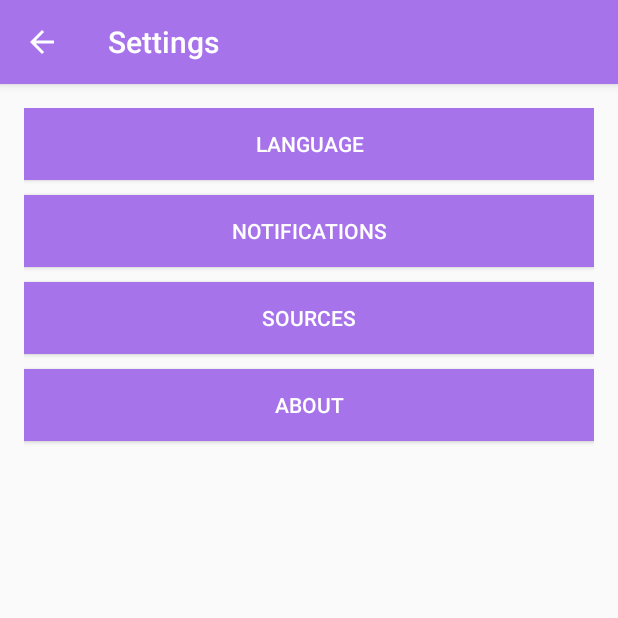
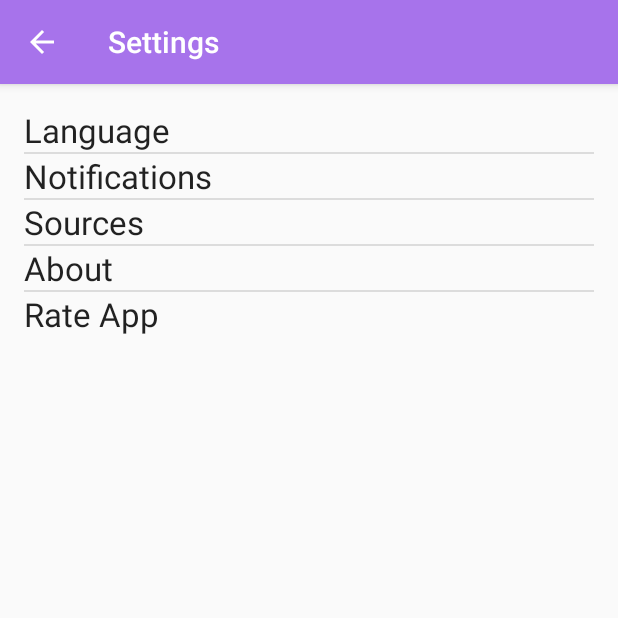
Before and after one commit to BakkerTom/happy-news, an Android app: the SettingsActivity screen opened directly, with no data from a screen before it, on a phone screen of 412 x 824 dp, the top half of it. Run offline under Robolectric (Android 15) with nearby library versions, the phone set to English and light mode, and no system bars.

Commit message:
refactored settings buttons to a listview layout, fixed some names in strings.xml

```diff
--- a/android/src/main/java/nl/fhict/happynews/android/activity/AboutActivity.java
+++ b/android/src/main/java/nl/fhict/happynews/android/activity/AboutActivity.java
@@ -13,7 +13,7 @@ public class AboutActivity extends AppCompatActivity {
         super.onCreate(savedInstanceState);
         setContentView(R.layout.activity_about);
         getSupportActionBar().setDisplayHomeAsUpEnabled(true);
-        setTitle(R.string.settings_about_title);
+        setTitle(R.string.title_settings_about);
     }
 
     /**
--- a/android/src/main/java/nl/fhict/happynews/android/activity/LanguageSettingsActivity.java
+++ b/android/src/main/java/nl/fhict/happynews/android/activity/LanguageSettingsActivity.java
@@ -15,7 +15,7 @@ public class LanguageSettingsActivity extends AppCompatActivity {
         super.onCreate(savedInstanceState);
         setContentView(R.layout.activity_language_settings);
         getSupportActionBar().setDisplayHomeAsUpEnabled(true);
-        setTitle(R.string.settings_language_title);
+        setTitle(R.string.title_settings_language);
 
         SharedPreferences preferences = getApplicationContext().getSharedPreferences(
             getString(R.string.preference_file_key), Context.MODE_PRIVATE);
--- a/android/src/main/java/nl/fhict/happynews/android/activity/NotificationSettingsActivity.java
+++ b/android/src/main/java/nl/fhict/happynews/android/activity/NotificationSettingsActivity.java
@@ -15,7 +15,7 @@ public class NotificationSettingsActivity extends AppCompatActivity {
         super.onCreate(savedInstanceState);
         setContentView(R.layout.activity_notification_settings);
         getSupportActionBar().setDisplayHomeAsUpEnabled(true);
-        setTitle(R.string.settings_notification_title);
+        setTitle(R.string.title_settings_notification);
 
         SharedPreferences preferences = getApplicationContext().getSharedPreferences(
             getString(R.string.preference_file_key), Context.MODE_PRIVATE);
--- a/android/src/main/java/nl/fhict/happynews/android/activity/SettingsActivity.java
+++ b/android/src/main/java/nl/fhict/happynews/android/activity/SettingsActivity.java
@@ -1,66 +1,88 @@
 package nl.fhict.happynews.android.activity;
 
-import android.content.Context;
 import android.content.Intent;
-import android.content.SharedPreferences;
+import android.net.Uri;
 import android.os.Bundle;
 import android.support.v7.app.AppCompatActivity;
 import android.view.MenuItem;
 import android.view.View;
-import android.widget.Button;
+import android.widget.AdapterView;
+import android.widget.ListView;
 import nl.fhict.happynews.android.R;
+import nl.fhict.happynews.android.adapter.SettingsAdapter;
+
+import java.util.ArrayList;
 
 public class SettingsActivity extends AppCompatActivity {
 
-    private Button languageButton;
-    private Button notificationsButton;
-    private Button sourcesButton;
-    private Button aboutButton;
+    private ListView settingsList;
+    final ArrayList<String> settings = new ArrayList<String>();
+
 
     @Override
     protected void onCreate(Bundle savedInstanceState) {
         super.onCreate(savedInstanceState);
         setContentView(R.layout.activity_settings);
-        setTitle(R.string.settings_title);
+        setTitle(R.string.title_settings);
         getSupportActionBar().setDisplayHomeAsUpEnabled(true);
 
-        languageButton = (Button) findViewById(R.id.btn_settings_language);
-        notificationsButton = (Button) findViewById(R.id.btn_settings_notifications);
-        sourcesButton = (Button) findViewById(R.id.btn_settings_sources);
-        aboutButton = (Button) findViewById(R.id.btn_settings_about);
+        settings.add("Language");
+        settings.add("Notifications");
+        settings.add("Sources");
+        settings.add("About");
+        settings.add("Rate App");
 
-        languageButton.setOnClickListener(new View.OnClickListener() {
+        settingsList = (ListView) findViewById(R.id.settingsListView);
+        SettingsAdapter settingsAdapter = new SettingsAdapter(this, R.layout.activity_settings, settings);
+        settingsList.setAdapter(settingsAdapter);
+
+        settingsList.setOnItemClickListener(new AdapterView.OnItemClickListener() {
             @Override
-            public void onClick(View v) {
-                Intent languageSettingsIntent = new Intent(getApplicationContext(), LanguageSettingsActivity.class);
-                startActivityForResult(languageSettingsIntent, 0);
+            public void onItemClick(AdapterView<?> parent, View view, int position, long id) {
+                String chosenSetting = settings.get(position);
+
+                switch (chosenSetting) {
+                    case "Language":
+                        Intent languageSettingsIntent = new Intent(getApplicationContext(),
+                            LanguageSettingsActivity.class);
+                        startActivityForResult(languageSettingsIntent, 0);
+                        break;
+                    case "Notifications":
+                        Intent notificationSettingsIntent = new Intent(getApplicationContext(),
+                            NotificationSettingsActivity.class);
+                        startActivityForResult(notificationSettingsIntent, 0);
+                        break;
+                    case "Sources":
+                        Intent sourcesSettingsIntent = new Intent(getApplicationContext(),
+                            SourcesSettingsActivity.class);
+                        startActivityForResult(sourcesSettingsIntent, 0);
+                        break;
+                    case "About":
+                        Intent aboutActivityIntent = new Intent(getApplicationContext(), AboutActivity.class);
+                        startActivityForResult(aboutActivityIntent, 0);
+                        break;
+                    case "Rate App":
+                        openAppInAppStore();
+                        break;
+                    default:
+                        break;
+                }
+
             }
         });
+    }
 
-        notificationsButton.setOnClickListener(new View.OnClickListener() {
-            @Override
-            public void onClick(View v) {
-                Intent notificationSettingsIntent = new Intent(getApplicationContext(),
-                    NotificationSettingsActivity.class);
-                startActivityForResult(notificationSettingsIntent, 0);
-            }
-        });
-
-        sourcesButton.setOnClickListener(new View.OnClickListener() {
-            @Override
-            public void onClick(View v) {
-                Intent sourcesSettingsIntent = new Intent(getApplicationContext(), SourcesSettingsActivity.class);
-                startActivityForResult(sourcesSettingsIntent, 0);
-            }
-        });
-
-        aboutButton.setOnClickListener(new View.OnClickListener() {
-            @Override
-            public void onClick(View v) {
-                Intent aboutActivityIntent = new Intent(getApplicationContext(), AboutActivity.class);
-                startActivityForResult(aboutActivityIntent, 0);
-            }
-        });
+    /**
+     * Opens the app in the app store.
+     */
+    private void openAppInAppStore() {
+        final String appPackageName = getPackageName();
+        try {
+            startActivity(new Intent(Intent.ACTION_VIEW, Uri.parse("market://details?id=" + appPackageName)));
+        } catch (android.content.ActivityNotFoundException anfe) {
+            startActivity(new Intent(Intent.ACTION_VIEW,
+                Uri.parse("https://play.google.com/store/apps/details?id=" + appPackageName)));
+        }
     }
 
     /**
--- a/android/src/main/java/nl/fhict/happynews/android/activity/SourcesSettingsActivity.java
+++ b/android/src/main/java/nl/fhict/happynews/android/activity/SourcesSettingsActivity.java
@@ -21,7 +21,7 @@ public class SourcesSettingsActivity extends AppCompatActivity {
         super.onCreate(savedInstanceState);
         setContentView(R.layout.activity_sources_settings);
         getSupportActionBar().setDisplayHomeAsUpEnabled(true);
-        setTitle(R.string.settings_sources_title);
+        setTitle(R.string.title_settings_sources);
 
         twitterSwitch = (Switch) findViewById(R.id.switch_twitter);
         articleSwitch = (Switch) findViewById(R.id.switch_articles);
@@ -30,8 +30,8 @@ public class SourcesSettingsActivity extends AppCompatActivity {
         SharedPreferences preferences = getApplicationContext().getSharedPreferences(
             getString(R.string.preference_file_key), Context.MODE_PRIVATE);
 
-        twitterSwitch.setChecked(preferences.getBoolean("twitter_enabled", true));
-        articleSwitch.setChecked(preferences.getBoolean("articles_enabled", true));
+        twitterSwitch.setChecked(preferences.getBoolean(getString(R.string.preference_quotes_enabled), true));
+        articleSwitch.setChecked(preferences.getBoolean(getString(R.string.preference_quotes_enabled), true));
         quotesSwitch.setChecked(preferences.getBoolean("quotes_enabled", true));
 
         final SharedPreferences.Editor editor = preferences.edit();
--- /dev/null
+++ b/android/src/main/java/nl/fhict/happynews/android/adapter/SettingsAdapter.java
@@ -0,0 +1,48 @@
+package nl.fhict.happynews.android.adapter;
+
+import android.content.Context;
+import android.support.annotation.LayoutRes;
+import android.view.LayoutInflater;
+import android.view.View;
+import android.view.ViewGroup;
+import android.widget.ArrayAdapter;
+import android.widget.TextView;
+import nl.fhict.happynews.android.R;
+
+import java.util.ArrayList;
+
+
+/**
+ * Created by Sander on 03/05/2017.
+ */
+public class SettingsAdapter extends ArrayAdapter<String> {
+
+    private final Context context;
+    private ArrayList<String> settings;
+
+    /**
+     * constructor for settingsAdapter, requires list of settings.
+     * @param context app context
+     * @param resource xml page
+     * @param settings names of the settings
+     */
+    public SettingsAdapter(Context context, @LayoutRes int resource, ArrayList<String> settings) {
+        super(context, resource);
+        this.settings = settings;
+        this.context = context;
+    }
+
+    @Override
+    public View getView(int position, View convertView, ViewGroup parent) {
+        LayoutInflater inflater = (LayoutInflater) context.getSystemService(Context.LAYOUT_INFLATER_SERVICE);
+        View rowView = inflater.inflate(R.layout.list_item_setting, null, true);
+        TextView settingText = (TextView) rowView.findViewById(R.id.settingsTextView);
+        settingText.setText(settings.get(position));
+        return rowView;
+    }
+
+    @Override
+    public int getCount() {
+        return settings.size();
+    }
+}
--- a/android/src/main/res/layout/activity_settings.xml
+++ b/android/src/main/res/layout/activity_settings.xml
@@ -10,52 +10,11 @@
     android:paddingTop="@dimen/activity_vertical_margin"
     tools:context="nl.fhict.happynews.android.activity.SettingsActivity">
 
-    <Button
+    <ListView
         android:layout_width="wrap_content"
         android:layout_height="wrap_content"
-        android:text="Language"
-        android:textColor="@color/colorWhiteText"
-        android:id="@+id/btn_settings_language"
-        android:background="@color/colorPrimary"
-        android:layout_marginBottom="10dp"
+        android:id="@+id/settingsListView"
         android:layout_alignParentTop="true"
-        android:layout_alignParentStart="true"
-        android:layout_alignParentEnd="true"/>
-
-    <Button
-        android:layout_width="wrap_content"
-        android:layout_height="wrap_content"
-        android:text="Notifications"
-        android:textColor="@color/colorWhiteText"
-        android:id="@+id/btn_settings_notifications"
-        android:background="@color/colorPrimary"
-        android:layout_marginBottom="10dp"
-        android:layout_below="@+id/btn_settings_language"
-        android:layout_alignParentStart="true"
-        android:layout_alignEnd="@+id/btn_settings_language"/>
-
-    <Button
-        android:layout_width="wrap_content"
-        android:layout_height="wrap_content"
-        android:text="Sources"
-        android:id="@+id/btn_settings_sources"
-        android:layout_marginBottom="10dp"
-        android:background="@color/colorPrimary"
-        android:textColor="@color/colorWhiteText"
-        android:layout_below="@+id/btn_settings_notifications"
-        android:layout_alignParentStart="true"
-        android:layout_alignEnd="@+id/btn_settings_notifications"/>
-
-    <Button
-        android:layout_width="wrap_content"
-        android:layout_height="wrap_content"
-        android:text="About"
-        android:id="@+id/btn_settings_about"
-        android:background="@color/colorPrimary"
-        android:textColor="@color/colorWhiteText"
-        android:layout_marginBottom="10dp"
-        android:layout_below="@+id/btn_settings_sources"
-        android:layout_alignParentStart="true"
-        android:layout_alignEnd="@+id/btn_settings_sources"/>
+        android:layout_alignParentStart="true"/>
 
 </RelativeLayout>
--- /dev/null
+++ b/android/src/main/res/layout/list_item_setting.xml
@@ -0,0 +1,15 @@
+<?xml version="1.0" encoding="utf-8"?>
+<RelativeLayout xmlns:android="http://schemas.android.com/apk/res/android"
+              android:orientation="vertical"
+              android:layout_width="match_parent"
+              android:layout_height="match_parent">s
+
+    <TextView
+        android:layout_width="wrap_content"
+        android:layout_height="wrap_content"
+        android:textAppearance="?android:attr/textAppearanceLarge"
+        android:text="Large Text"
+        android:id="@+id/settingsTextView"
+        android:layout_alignParentTop="true"
+        android:layout_alignParentStart="true"/>
+</RelativeLayout>
```
Also changed, not shown: android/src/main/res/values/strings.xml (+8 -7 lines).
